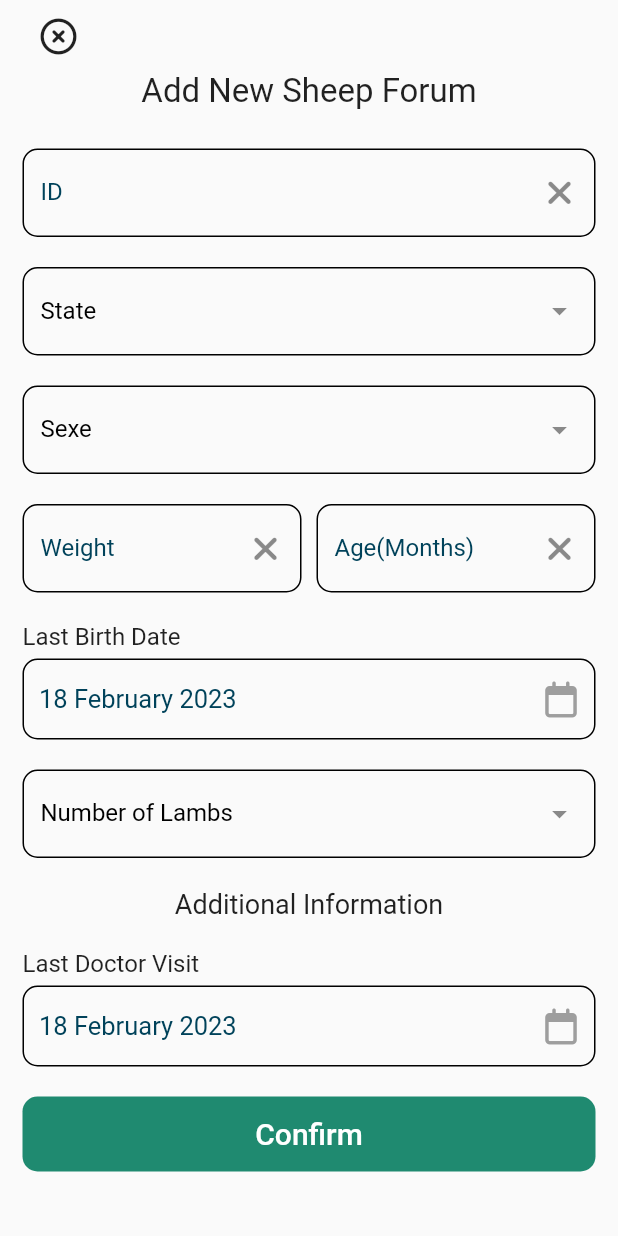
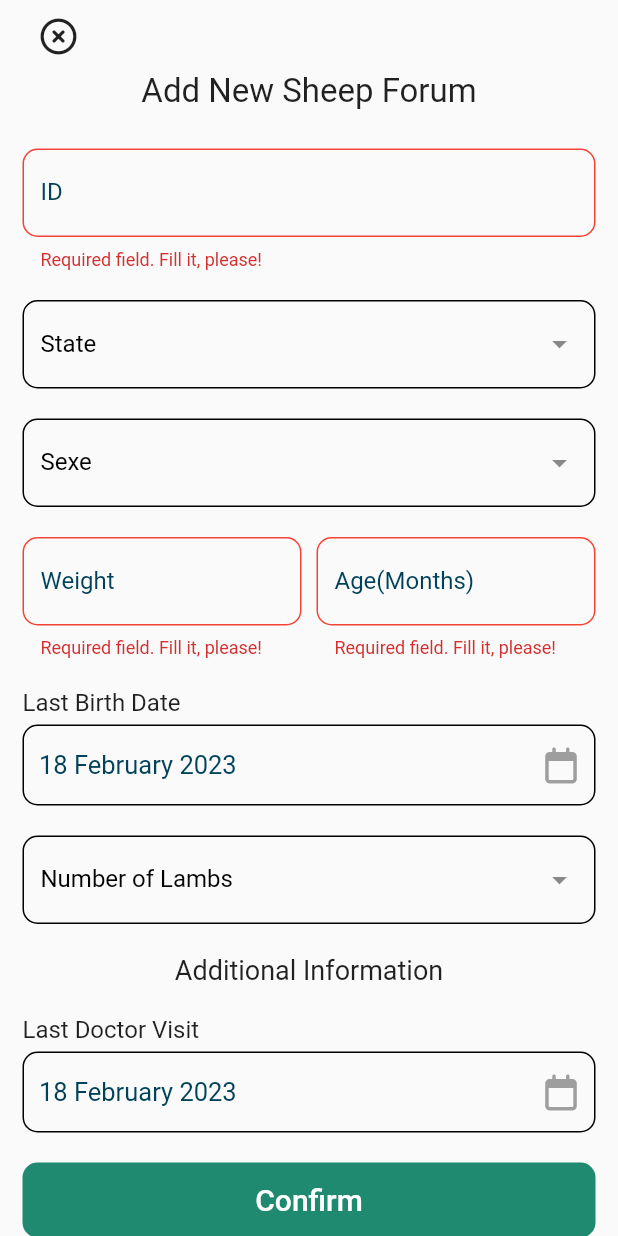
Before and after one commit to Mohamed-Ararr/LivestockManager, a Flutter app: the AddNewSheepViewBody screen opened directly, after a tap on "Confirm", on a phone screen of 412 x 824 dp. Run offline on Flutter 3.47's test engine with Material 2 defaults, Android fonts, the phone set to English and light mode, and no system bars; drawn by our look-alikes of dropdown_search; our stand-ins replace flutter_slidable, flutter_svg, font_awesome_flutter, go_router, google_fonts, hive and 1 more; accounts and stored records are empty; Roboto replaces fonts that are missing (Armata).

Commit message:
validat add new sheep inputs

```diff
--- a/lib/Core/Utils/confirmButton.dart
+++ b/lib/Core/Utils/confirmButton.dart
@@ -6,7 +6,9 @@ import "../../constValues.dart";
 import "colors.dart";
 
 class ConfirmButton extends StatelessWidget {
-  const ConfirmButton({super.key});
+  const ConfirmButton({super.key, required this.onPressed});
+
+  final Function()? onPressed;
 
   @override
   Widget build(BuildContext context) {
@@ -19,7 +21,7 @@ class ConfirmButton extends StatelessWidget {
           borderRadius: kBorderRadius,
         ),
       ),
-      onPressed: () {},
+      onPressed: onPressed,
       child: const Text(
         "Confirm",
         style: TextStyle(fontSize: 20),
--- a/lib/Core/Utils/customTextField.dart
+++ b/lib/Core/Utils/customTextField.dart
@@ -8,24 +8,34 @@ import '../../constValues.dart';
 class CustomTextField extends StatelessWidget {
   const CustomTextField({
     super.key,
-    required this.controller,
     required this.label,
     required this.hint,
-    required this.widg,
     required this.keyboardType,
+    this.widg,
+    this.onChanged,
+    this.controller,
   });
 
-  final TextEditingController controller;
   final String label;
   final String hint;
-  final Widget widg;
+  final Widget? widg;
   final TextInputType keyboardType;
+  final TextEditingController? controller;
+  final Function(String?)? onChanged;
 
   @override
   Widget build(BuildContext context) {
-    return TextField(
+    return TextFormField(
+      controller: controller,
+      onChanged: onChanged,
+      validator: (value) {
+        if (value != null && value.isNotEmpty) {
+          return null;
+        } else {
+          return "Required field. Fill it, please!";
+        }
+      },
       keyboardType: keyboardType,
-      controller: controller,
       decoration: InputDecoration(
         suffixIcon: widg,
         labelStyle: TextStyle(
@@ -42,6 +52,15 @@ class CustomTextField extends StatelessWidget {
             color: AppColors.mainColor,
           ),
         ),
+        errorBorder: OutlineInputBorder(
+          borderRadius: kBorderRadius,
+          borderSide: const BorderSide(
+            color: Colors.red,
+          ),
+        ),
+        border: OutlineInputBorder(
+          borderRadius: kBorderRadius,
+        ),
       ),
     );
   }
--- a/lib/Features/AddNewSheepScreen/Presentation/AddNewSheepViewBody.dart
+++ b/lib/Features/AddNewSheepScreen/Presentation/AddNewSheepViewBody.dart
@@ -4,6 +4,8 @@ import 'package:flutter/material.dart';
 import 'package:sheepmanager/Core/Utils/backButton.dart';
 import 'package:sheepmanager/Features/AddNewSheepScreen/Presentation/Widgets/newSheepInputs.dart';
 import 'package:sheepmanager/constValues.dart';
+
+import '../../../Core/Utils/confirmButton.dart';
 
 class AddNewSheepViewBody extends StatelessWidget {
   const AddNewSheepViewBody({super.key});
--- a/lib/Features/AddNewSheepScreen/Presentation/Widgets/newSheepInputs.dart
+++ b/lib/Features/AddNewSheepScreen/Presentation/Widgets/newSheepInputs.dart
@@ -3,10 +3,11 @@
 import "package:flutter/material.dart";
 import "package:font_awesome_flutter/font_awesome_flutter.dart";
 import "package:sheepmanager/Core/Utils/colors.dart";
-import "package:sheepmanager/Core/Utils/confirmButton.dart";
 import "package:sheepmanager/Core/Utils/customDropdown.dart";
 import "package:sheepmanager/Core/Utils/customTextField.dart";
 import "package:sheepmanager/constValues.dart";
+
+import "../../../../Core/Utils/confirmButton.dart";
 
 class NewSheepInputs extends StatefulWidget {
   const NewSheepInputs({super.key});
@@ -16,19 +17,6 @@ class NewSheepInputs extends StatefulWidget {
 }
 
 class _NewSheepInputsState extends State<NewSheepInputs> {
-  final TextEditingController idContr = TextEditingController();
-
-  final TextEditingController weightContr = TextEditingController();
-
-  final TextEditingController ageContr = TextEditingController();
-
-  final TextEditingController issuesContr = TextEditingController();
-
-  final TextEditingController medsContr = TextEditingController();
-
-  DateTime lastVisitDate = DateTime.now();
-  DateTime lastBirthDate = DateTime.now();
-
   List<String> months = [
     'January',
     'February',
@@ -44,26 +32,33 @@ class _NewSheepInputsState extends State<NewSheepInputs> {
     'December'
   ];
 
+  String? id;
   String? selectedState;
   String? selectedSexe;
+  String? weight;
+  String? age;
   String? selectedNumb;
+  DateTime lastVisitDate = DateTime.now();
+  DateTime lastBirthDate = DateTime.now();
+
+  final GlobalKey<FormState> formKey = GlobalKey();
+  AutovalidateMode validateMode = AutovalidateMode.disabled;
 
   @override
   Widget build(BuildContext context) {
-    return Column(
+    return Form(
+      key: formKey,
+      autovalidateMode: validateMode,
+      child: Column(
         crossAxisAlignment: CrossAxisAlignment.start,
         children: [
           CustomTextField(
+            onChanged: (idVal) {
+              id = idVal;
+            },
             keyboardType: TextInputType.text,
-          controller: idContr,
             label: "ID",
             hint: "Enter unique ID",
-          widg: IconButton(
-            onPressed: () => idContr.text = "",
-            icon: const Icon(
-              FontAwesomeIcons.xmark,
-            ),
-          ),
           ),
           const SizedBox(height: 20),
           CustomDropDown(
@@ -88,31 +83,29 @@ class _NewSheepInputsState extends State<NewSheepInputs> {
             children: [
               Expanded(
                 child: CustomTextField(
+                  onChanged: (weightVal) {
+                    // setState(() {
+                    //   weight = weightVal;
+                    // });
+                    weight = weightVal;
+                  },
                   keyboardType: TextInputType.number,
-                controller: weightContr,
                   label: "Weight",
                   hint: "Enter Sheep Weight",
-                widg: IconButton(
-                  onPressed: () => weightContr.text = "",
-                  icon: const Icon(
-                    FontAwesomeIcons.xmark,
-                  ),
-                ),
                 ),
               ),
               const SizedBox(width: 10),
               Expanded(
                 child: CustomTextField(
+                  onChanged: (ageVal) {
+                    // setState(() {
+                    //   age = ageVal;
+                    // });
+                    age = ageVal;
+                  },
                   keyboardType: TextInputType.number,
-                controller: ageContr,
                   label: "Age(Months)",
                   hint: "Enter Sheep Age",
-                widg: IconButton(
-                  onPressed: () => ageContr.text = "",
-                  icon: const Icon(
-                    FontAwesomeIcons.xmark,
-                  ),
-                ),
                 ),
               ),
             ],
@@ -216,9 +209,21 @@ class _NewSheepInputsState extends State<NewSheepInputs> {
             ),
           ),
           const SizedBox(height: 20),
-        const ConfirmButton(),
+          ConfirmButton(
+            onPressed: () {
+              if (formKey.currentState!.validate() &&
+                  selectedState != null &&
+                  selectedSexe != null &&
+                  selectedNumb != null) {
+                formKey.currentState!.save();
+              } else {
+                validateMode = AutovalidateMode.always;
+              }
+            },
+          ),
           const SizedBox(height: 20),
         ],
+      ),
     );
   }
 }
--- a/lib/Features/ProfileForumScreen/Presentation/ProfileForumViewBody.dart
+++ b/lib/Features/ProfileForumScreen/Presentation/ProfileForumViewBody.dart
@@ -43,8 +43,8 @@ class _ProfileForumViewBodyState extends State<ProfileForumViewBody> {
                 )),
                 const SizedBox(height: 35),
                 CustomTextField(
+                  controller: c1,
                   keyboardType: TextInputType.text,
-                  controller: c1,
                   label: "First Name",
                   hint: "Enter Your Name",
                   widg: IconButton(
@@ -56,8 +56,8 @@ class _ProfileForumViewBodyState extends State<ProfileForumViewBody> {
                 ),
                 const SizedBox(height: 15),
                 CustomTextField(
+                  controller: c2,
                   keyboardType: TextInputType.text,
-                  controller: c2,
                   label: "Last Name",
                   hint: "Enter Your Last Name",
                   widg: IconButton(
@@ -68,7 +68,7 @@ class _ProfileForumViewBodyState extends State<ProfileForumViewBody> {
                   ),
                 ),
                 const SizedBox(height: 35),
-                const ConfirmButton()
+                ConfirmButton(onPressed: () {})
               ],
             ),
           ),
```
Also changed, not shown: lib/Features/HomeScreen/Presentation/EditSheepSreen/Presentation/Widgets/editSheepInputs.dart (+12 -16 lines). Lines whose indentation alone changed are shown as unchanged.
